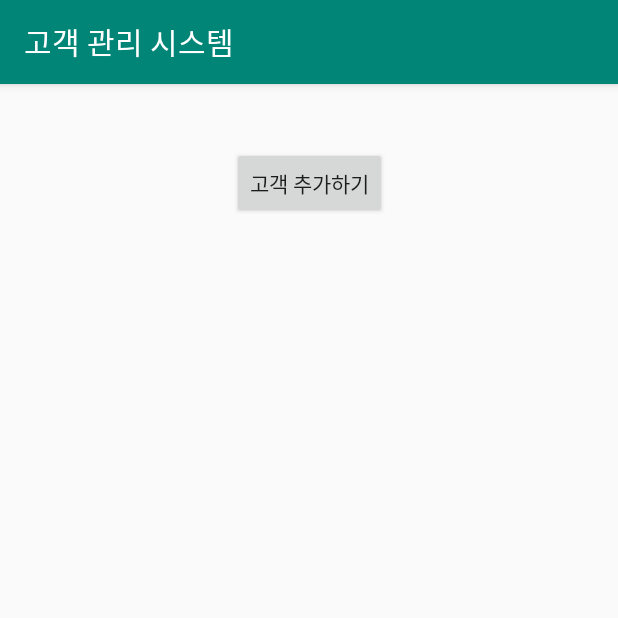
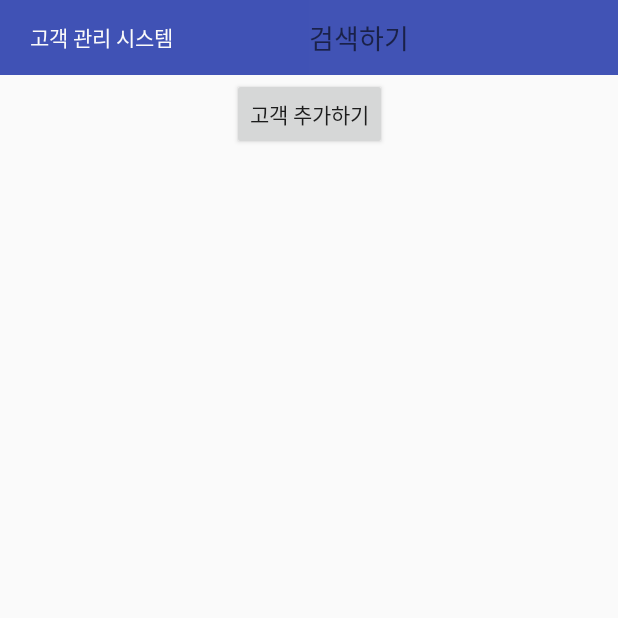
Before and after one commit to qufwnfahs/Practice-Android-Programming, an Android app: the screen it shows after launch (MainActivity), on a phone screen of 412 x 824 dp, the top half of it. Run offline under Robolectric (Android 15) with nearby library versions, the phone set to English and light mode, and no system bars; our stand-ins replace Firebase (no records; nobody signed in at launch, a user with empty details on screens opened directly).

Commit message:
Add Firebase & Update Item Logic

```diff
--- a/android-cmm-app/app/build.gradle
+++ b/android-cmm-app/app/build.gradle
@@ -3,6 +3,7 @@ apply plugin: 'com.android.application'
 apply plugin: 'kotlin-android'
 
 apply plugin: 'kotlin-android-extensions'
+apply plugin: 'com.google.gms.google-services'
 
 android {
     compileSdkVersion 29
@@ -25,10 +26,11 @@ android {
 
 dependencies {
     implementation fileTree(dir: 'libs', include: ['*.jar'])
-    implementation"org.jetbrains.kotlin:kotlin-stdlib-jdk7:$kotlin_version"
+    implementation "org.jetbrains.kotlin:kotlin-stdlib-jdk7:$kotlin_version"
     implementation 'androidx.appcompat:appcompat:1.0.2'
     implementation 'androidx.core:core-ktx:1.0.2'
     implementation 'androidx.constraintlayout:constraintlayout:1.1.3'
+    implementation 'com.google.firebase:firebase-database:16.0.4'
     testImplementation 'junit:junit:4.12'
     androidTestImplementation 'androidx.test:runner:1.2.0'
     androidTestImplementation 'androidx.test.espresso:espresso-core:3.2.0'
--- a/android-cmm-app/app/src/main/AndroidManifest.xml
+++ b/android-cmm-app/app/src/main/AndroidManifest.xml
@@ -8,8 +8,8 @@
             android:label="@string/app_name"
             android:roundIcon="@mipmap/ic_launcher_round"
             android:supportsRtl="true"
-            android:theme="@style/AppTheme">
-        <activity android:name=".MainActivity">
+            android:theme="@style/Theme.AppCompat.Light.NoActionBar">
+        <activity android:name=".Activity.MainActivity">
             <intent-filter>
                 <action android:name="android.intent.action.MAIN"/>
 
--- /dev/null
+++ b/android-cmm-app/app/src/main/java/com/example/myapplication/Activity/MainActivity.kt
@@ -0,0 +1,43 @@
+package com.example.myapplication.Activity
+
+import android.os.Bundle
+import android.view.View
+import androidx.appcompat.app.AppCompatActivity
+import androidx.recyclerview.widget.LinearLayoutManager
+import com.example.myapplication.Adapter.ShincoRVAdapter
+import com.example.myapplication.Listener.ShincoTextWatcher
+import com.example.myapplication.Listener.ShincoValueEventListener
+import com.example.myapplication.R
+import com.google.firebase.database.DatabaseReference
+import com.google.firebase.database.FirebaseDatabase
+import kotlinx.android.synthetic.main.activity_main.*
+
+class MainActivity : AppCompatActivity(), View.OnClickListener {
+
+    val databaseReference : DatabaseReference = FirebaseDatabase.getInstance().reference.child("customer")
+
+    override fun onCreate(savedInstanceState: Bundle?) {
+        super.onCreate(savedInstanceState)
+        setContentView(R.layout.activity_main)
+
+        // recycleView adapter & layoutManager Set
+        val RVadapter = ShincoRVAdapter(this)
+        val RVLayoutManager = LinearLayoutManager(this)
+
+        recyclerView_table_customer.adapter = RVadapter
+        recyclerView_table_customer.layoutManager = RVLayoutManager
+
+        // button 클릭 리스너
+        button_add_customer.setOnClickListener(this);
+        editText_search_customer.addTextChangedListener(ShincoTextWatcher(RVadapter))
+
+        databaseReference.addValueEventListener(ShincoValueEventListener(RVadapter))
+    }
+
+    override fun onClick(v : View?) {
+        when(v) {
+            button_add_customer -> return // var intent = Intent(this, CustomerAddActivity::class.java)
+                                          // startActivity(intent)
+        }
+    }
+}
--- /dev/null
+++ b/android-cmm-app/app/src/main/java/com/example/myapplication/Adapter/ShincoRVAdapter.kt
@@ -0,0 +1,73 @@
+package com.example.myapplication.Adapter
+
+import android.content.Context
+import android.view.LayoutInflater
+import android.view.View
+import android.view.ViewGroup
+import android.widget.Button
+import android.widget.TextView
+import androidx.recyclerview.widget.RecyclerView
+import com.example.myapplication.Model.Customer
+import com.example.myapplication.R
+
+class ShincoRVAdapter(val context: Context) : RecyclerView.Adapter<RecyclerView.ViewHolder>() {
+
+    val dataList = arrayListOf<Customer>()
+    val dataList_clone = arrayListOf<Customer>()
+
+    override fun onCreateViewHolder(parent: ViewGroup, viewType: Int): RecyclerView.ViewHolder {
+        val view = LayoutInflater.from(context).inflate(R.layout.item_recyclerview, parent, false)
+
+        return ShincoViewHolder(view)
+    }
+
+    override fun onBindViewHolder(holder: RecyclerView.ViewHolder, position: Int) {
+        if (holder is ShincoViewHolder)
+        {
+            holder.textView_item_no.text = dataList.get(position).no
+            holder.textView_item_name.text = dataList.get(position).name
+            holder.textView_item_birth.text = dataList.get(position).birth
+            holder.textView_item_sex.text = dataList.get(position).sex
+            holder.textView_item_job.text = dataList.get(position).job
+            holder.button_item_remove.setOnClickListener(View.OnClickListener {view ->
+                removeItem(position)
+            })
+        }
+    }
+
+    override fun getItemCount(): Int {
+        return dataList.size
+    }
+
+    // 미완성
+    fun removeItem(position: Int) {
+        //dataList.removeAt(position)
+        //dataList_clone.removeAt(position)
+
+        //notifyItemChanged(position)
+    }
+
+    fun updateItem(dataList: ArrayList<Customer>) {
+        this.dataList.clear()
+        this.dataList.addAll(dataList)
+
+        notifyDataSetChanged()
+    }
+
+    // 미완성
+    fun search(str : String) {
+        //dataList.clear()
+        //dataList.addAll(dataList_clone.filter { it.name.contains(str) } as ArrayList<Customer>)
+
+        //notifyDataSetChanged()
+    }
+
+    inner class ShincoViewHolder(v : View) : RecyclerView.ViewHolder(v) {
+        val textView_item_no = v?.findViewById<TextView>(R.id.textView_item_no)
+        val textView_item_name = v?.findViewById<TextView>(R.id.textView_item_name)
+        val textView_item_birth = v?.findViewById<TextView>(R.id.textView_item_birth)
+        val textView_item_sex = v?.findViewById<TextView>(R.id.textView_item_sex)
+        val textView_item_job = v?.findViewById<TextView>(R.id.textView_item_job)
+        val button_item_remove = v?.findViewById<Button>(R.id.button_item_remove)
+    }
+}
--- /dev/null
+++ b/android-cmm-app/app/src/main/java/com/example/myapplication/Listener/ShincoTextWatcher.kt
@@ -0,0 +1,17 @@
+package com.example.myapplication.Listener
+
+import android.text.Editable
+import android.text.TextWatcher
+import com.example.myapplication.Adapter.ShincoRVAdapter
+
+class ShincoTextWatcher(val adapter : ShincoRVAdapter) : TextWatcher {
+    override fun afterTextChanged(edit: Editable?) {
+        adapter.search(edit.toString())
+    }
+
+    override fun beforeTextChanged(p0: CharSequence?, p1: Int, p2: Int, p3: Int) {
+    }
+
+    override fun onTextChanged(p0: CharSequence?, p1: Int, p2: Int, p3: Int) {
+    }
+}
--- /dev/null
+++ b/android-cmm-app/app/src/main/java/com/example/myapplication/Listener/ShincoValueEventListener.kt
@@ -0,0 +1,37 @@
+package com.example.myapplication.Listener
+
+import android.util.Log
+import com.example.myapplication.Adapter.ShincoRVAdapter
+import com.example.myapplication.Model.Customer
+import com.google.firebase.database.DataSnapshot
+import com.google.firebase.database.DatabaseError
+import com.google.firebase.database.ValueEventListener
+
+class ShincoValueEventListener(val adapter: ShincoRVAdapter) : ValueEventListener {
+    override fun onCancelled(p0: DatabaseError) {
+
+    }
+
+    override fun onDataChange(dataSnapShot : DataSnapshot) {
+        val dataList = arrayListOf<Customer>()
+
+        for (snapShot in dataSnapShot.children)
+        {
+            var customer = Customer(snapShot.child("no").value.toString(),
+                snapShot.child("name").value.toString(),
+                snapShot.child("birth").value.toString(),
+                snapShot.child("sex").value.toString(),
+                snapShot.child("job").value.toString())
+
+            dataList.add(customer)
+        }
+
+        updateCall(dataList)
+    }
+
+    fun updateCall(dataList : ArrayList<Customer>) {
+        Log.i("Update Call", "msg")
+        adapter.updateItem(dataList)
+    }
+
+}
--- a/android-cmm-app/app/src/main/java/com/example/myapplication/MainActivity.kt
+++ /dev/null
@@ -1,12 +0,0 @@
-package com.example.myapplication
-
-import androidx.appcompat.app.AppCompatActivity
-import android.os.Bundle
-
-class MainActivity : AppCompatActivity() {
-
-    override fun onCreate(savedInstanceState: Bundle?) {
-        super.onCreate(savedInstanceState)
-        setContentView(R.layout.activity_main)
-    }
-}
--- a/android-cmm-app/app/src/main/res/layout/activity_main.xml
+++ b/android-cmm-app/app/src/main/res/layout/activity_main.xml
@@ -5,21 +5,43 @@
         xmlns:app="http://schemas.android.com/apk/res-auto"
         android:layout_width="match_parent"
         android:layout_height="match_parent"
-        tools:context=".MainActivity">
+        tools:context=".Activity.MainActivity">
+    <EditText
+            android:layout_width="0dp"
+            android:layout_height="50dp"
+            android:inputType="textPersonName"
+            android:ems="10"
+            android:id="@+id/editText_search_customer"
+            app:layout_constraintStart_toEndOf="@+id/textView_label"
+            app:layout_constraintEnd_toEndOf="parent" android:layout_marginBottom="52dp"
+            app:layout_constraintBottom_toTopOf="@+id/recyclerView_table_customer"
+            app:layout_constraintTop_toTopOf="parent"
+            android:background="#4153B5" android:hint="검색하기" android:textColor="#000000"/>
+    <TextView
+            android:text="@string/app_name"
+            android:layout_width="0dp"
+            android:layout_height="50dp"
+            android:id="@+id/textView_label"
+            app:layout_constraintEnd_toStartOf="@+id/editText_search_customer" android:layout_marginBottom="52dp"
+            app:layout_constraintBottom_toTopOf="@+id/recyclerView_table_customer"
+            app:layout_constraintTop_toTopOf="parent" app:layout_constraintStart_toStartOf="parent"
+            android:gravity="center|center_horizontal|left" android:paddingLeft="20dp" android:background="#4052B5"
+            android:textColor="#FAFAFA"/>
     <Button
             android:text="@string/button_add_customer_name"
             android:layout_width="wrap_content"
             android:layout_height="wrap_content"
-            android:id="@+id/button_add_customer" android:layout_marginTop="42dp"
-            android:layout_marginBottom="8dp" app:layout_constraintEnd_toEndOf="parent"
-            app:layout_constraintBottom_toTopOf="@+id/recyclerView2" app:layout_constraintTop_toTopOf="parent"
-            app:layout_constraintStart_toStartOf="parent"/>
+            android:id="@+id/button_add_customer"
+            app:layout_constraintStart_toStartOf="parent" android:layout_marginBottom="8dp"
+            app:layout_constraintEnd_toEndOf="parent"
+            app:layout_constraintBottom_toTopOf="@+id/recyclerView_table_customer" android:layout_marginTop="8dp"
+            app:layout_constraintTop_toBottomOf="@+id/editText_search_customer"/>
     <androidx.recyclerview.widget.RecyclerView
             android:layout_width="0dp"
             android:layout_height="0dp"
-            android:id="@+id/recyclerView2" app:layout_constraintTop_toBottomOf="@+id/button_add_customer"
-            android:layout_marginBottom="8dp" app:layout_constraintEnd_toEndOf="parent"
-            app:layout_constraintStart_toStartOf="parent" android:layout_marginLeft="8dp"
-            app:layout_constraintBottom_toBottomOf="parent" android:layout_marginStart="8dp"
-            android:layout_marginEnd="8dp" android:layout_marginRight="8dp"/>
+            android:id="@+id/recyclerView_table_customer"
+            app:layout_constraintTop_toBottomOf="@+id/editText_search_customer" android:layout_marginBottom="7dp"
+            app:layout_constraintEnd_toEndOf="parent" app:layout_constraintStart_toStartOf="parent"
+            android:layout_marginLeft="8dp" app:layout_constraintBottom_toBottomOf="parent"
+            android:layout_marginStart="8dp" android:layout_marginEnd="8dp" android:layout_marginRight="8dp"/>
 </androidx.constraintlayout.widget.ConstraintLayout>
--- a/android-cmm-app/app/src/main/res/values/strings.xml
+++ b/android-cmm-app/app/src/main/res/values/strings.xml
@@ -1,4 +1,5 @@
 <resources>
     <string name="app_name">고객 관리 시스템</string>
     <string name="button_add_customer_name">고객 추가하기</string>
+    <string name="button_item_remove_name">삭제</string>
 </resources>
--- a/android-cmm-app/build.gradle
+++ b/android-cmm-app/build.gradle
@@ -10,6 +10,7 @@ buildscript {
     dependencies {
         classpath 'com.android.tools.build:gradle:3.4.1'
         classpath "org.jetbrains.kotlin:kotlin-gradle-plugin:$kotlin_version"
+        classpath 'com.google.gms:google-services:4.2.0'
         // NOTE: Do not place your application dependencies here; they belong
         // in the individual module build.gradle files
     }
```
Also changed, not shown: android-cmm-app/app/src/main/java/com/example/myapplication/Model/Customer.kt (added, +7 -0 lines), android-cmm-app/app/src/main/res/layout/item_recyclerview.xml (added, +30 -0 lines), 1 other file.
